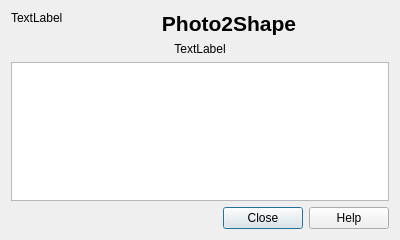
ePublicHealth/statist, file ui/aboutdialogbase.ui: the form before one commit.
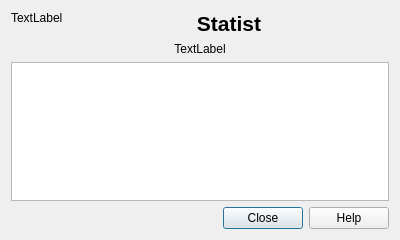
The form after the commit.

Commit message: fix about dialog text

```diff
--- a/ui/aboutdialogbase.ui
+++ b/ui/aboutdialogbase.ui
@@ -31,7 +31,7 @@
 &lt;html&gt;&lt;head&gt;&lt;meta name=&quot;qrichtext&quot; content=&quot;1&quot; /&gt;&lt;style type=&quot;text/css&quot;&gt;
 p, li { white-space: pre-wrap; }
 &lt;/style&gt;&lt;/head&gt;&lt;body style=&quot; font-family:'Droid Sans'; font-size:10pt; font-weight:400; font-style:normal;&quot;&gt;
-&lt;p align=&quot;center&quot; style=&quot; margin-top:0px; margin-bottom:0px; margin-left:0px; margin-right:0px; -qt-block-indent:0; text-indent:0px;&quot;&gt;&lt;span style=&quot; font-size:16pt; font-weight:600;&quot;&gt;Photo2Shape&lt;/span&gt;&lt;/p&gt;&lt;/body&gt;&lt;/html&gt;</string>
+&lt;p align=&quot;center&quot; style=&quot; margin-top:0px; margin-bottom:0px; margin-left:0px; margin-right:0px; -qt-block-indent:0; text-indent:0px;&quot;&gt;&lt;span style=&quot; font-size:16pt; font-weight:600;&quot;&gt;Statist&lt;/span&gt;&lt;/p&gt;&lt;/body&gt;&lt;/html&gt;</string>
      </property>
      <property name="alignment">
       <set>Qt::AlignCenter</set>
```
Left out of the diff: 2 changed lines with no effect on the pictures.
